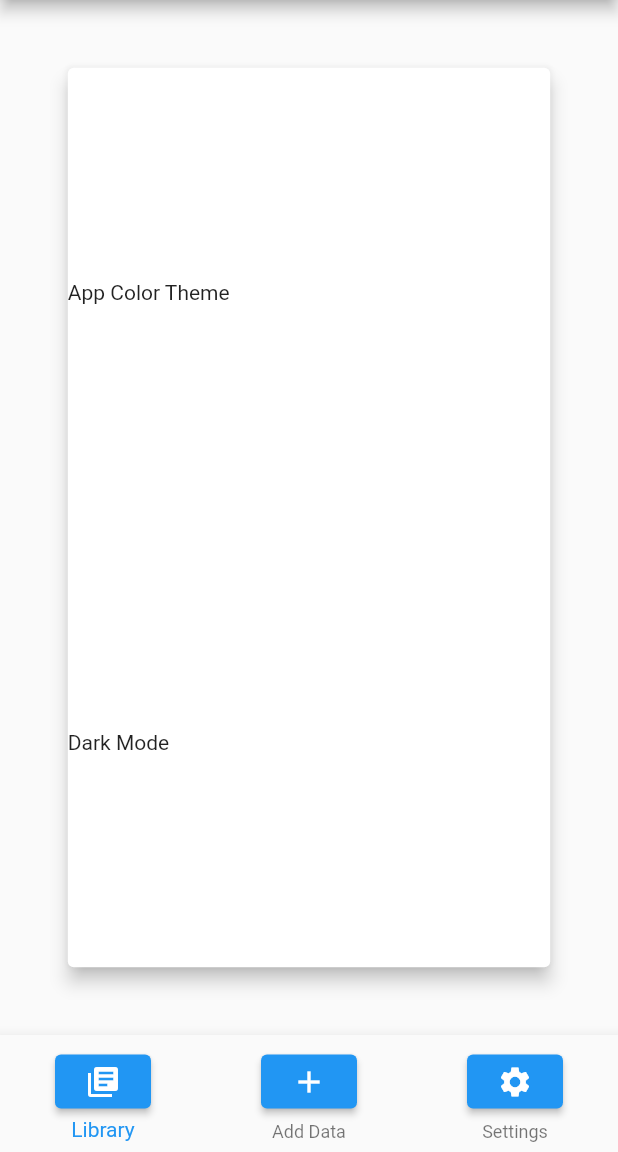
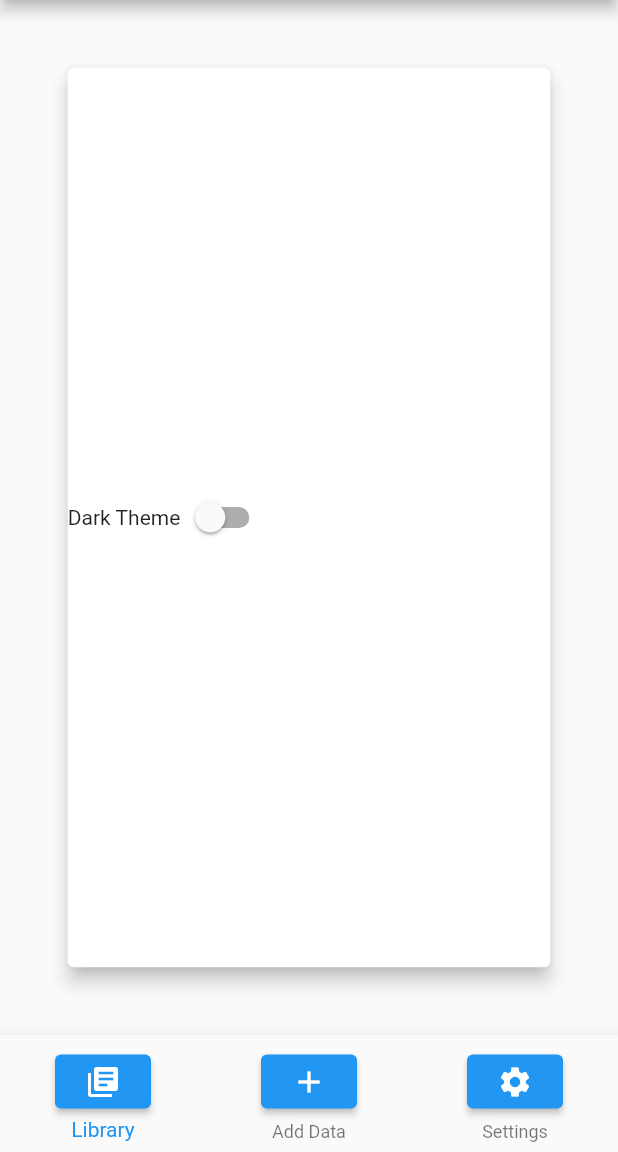
Before and after one commit to JohnVanSloun/StatisticsApp, a Flutter app: the screen it shows after launch, item 3 of the bottom bar chosen, on a phone screen of 412 x 824 dp, the part 84-1236 px from its top. Run offline on Flutter 3.47's test engine with Material 2 defaults, Android fonts, the light colour scheme and no system bars.

Commit message:
created basic themes and added functionality to switch between them.

```diff
--- a/lib/main.dart
+++ b/lib/main.dart
@@ -1,4 +1,6 @@
 import 'package:flutter/material.dart';
+import 'package:stats_app/themes/dark_theme.dart';
+import 'package:stats_app/themes/light_theme.dart';
 
 import 'screens/new_data.dart';
 import 'screens/data_library_screen.dart';
@@ -18,6 +20,7 @@
 class _MyAppState extends State<MyApp> {
   var _librarySelected = false;
   var _profileSelected = false;
+  var _darkTheme = false;
 
   void toNewData() {
     setState(() {
@@ -40,9 +43,18 @@
     });
   }
 
+  void changeTheme(value) {
+    setState(() {
+      this._darkTheme = value;
+    });
+  }
+
   @override
   Widget build(BuildContext context) {
     return MaterialApp(
+      theme: _darkTheme
+          ? DarkTheme().buildDarkTheme()
+          : LightTheme().buildLightTheme(),
       home: Navigator(
         pages: [
           MaterialPage(
@@ -64,6 +76,7 @@
                 toNewData,
                 toLibrary,
                 toSettings,
+                changeTheme,
               ),
             ),
         ],
--- a/lib/screens/settings_screen.dart
+++ b/lib/screens/settings_screen.dart
@@ -2,11 +2,30 @@
 
 import '../widgets/custom_bot_nav_bar.dart';
 
-class SettingsScreen extends StatelessWidget {
+class SettingsScreen extends StatefulWidget {
   final Function func1;
   final Function func2;
   final Function func3;
-  SettingsScreen(this.func1, this.func2, this.func3);
+  final Function changeTheme;
+  const SettingsScreen(
+    this.func1,
+    this.func2,
+    this.func3,
+    this.changeTheme,
+  );
+
+  @override
+  _SettingsScreenState createState() =>
+      _SettingsScreenState(func1, func2, func3, changeTheme);
+}
+
+class _SettingsScreenState extends State<SettingsScreen> {
+  final Function func1;
+  final Function func2;
+  final Function func3;
+  final Function changeTheme;
+  bool isSwitched = false;
+  _SettingsScreenState(this.func1, this.func2, this.func3, this.changeTheme);
 
   @override
   Widget build(BuildContext context) {
@@ -26,16 +45,17 @@
           child: Column(
             mainAxisAlignment: MainAxisAlignment.spaceAround,
             children: [
-              Row(
-                children: [
-                  Text('App Color Theme'),
-                ],
-              ),
-              Row(
-                children: [
-                  Text('Dark Mode'),
-                ],
-              )
+              Row(children: [
+                Text('Dark Theme'),
+                Switch(
+                    value: isSwitched,
+                    onChanged: (value) {
+                      setState(() {
+                        this.isSwitched = value;
+                        changeTheme(value);
+                      });
+                    })
+              ]),
             ],
           ),
         ),
--- a/lib/themes/light_theme.dart
+++ b/lib/themes/light_theme.dart
@@ -1,10 +1,9 @@
 import 'package:flutter/material.dart';
 
-class LightTheme extends StatelessWidget {
+class LightTheme {
   LightTheme();
 
-  @override
-  Widget build(BuildContext context) {
-    return Container();
+  ThemeData buildLightTheme() {
+    return ThemeData(brightness: Brightness.light);
   }
 }
```
Also changed, not shown: lib/themes/dark_theme.dart (+3 -4 lines).
